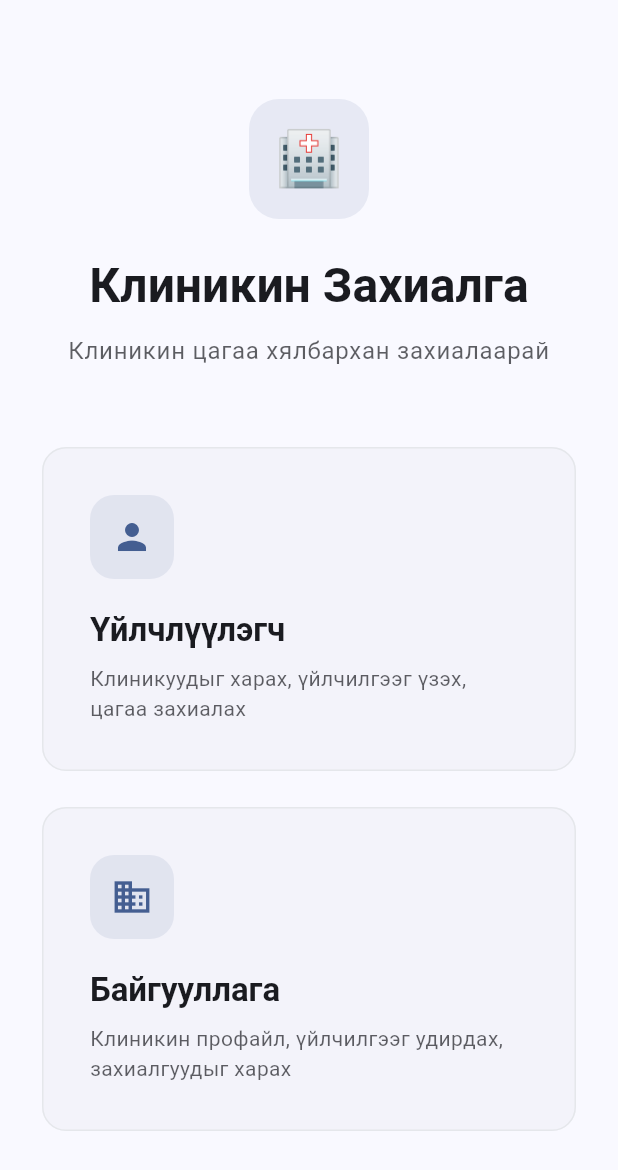
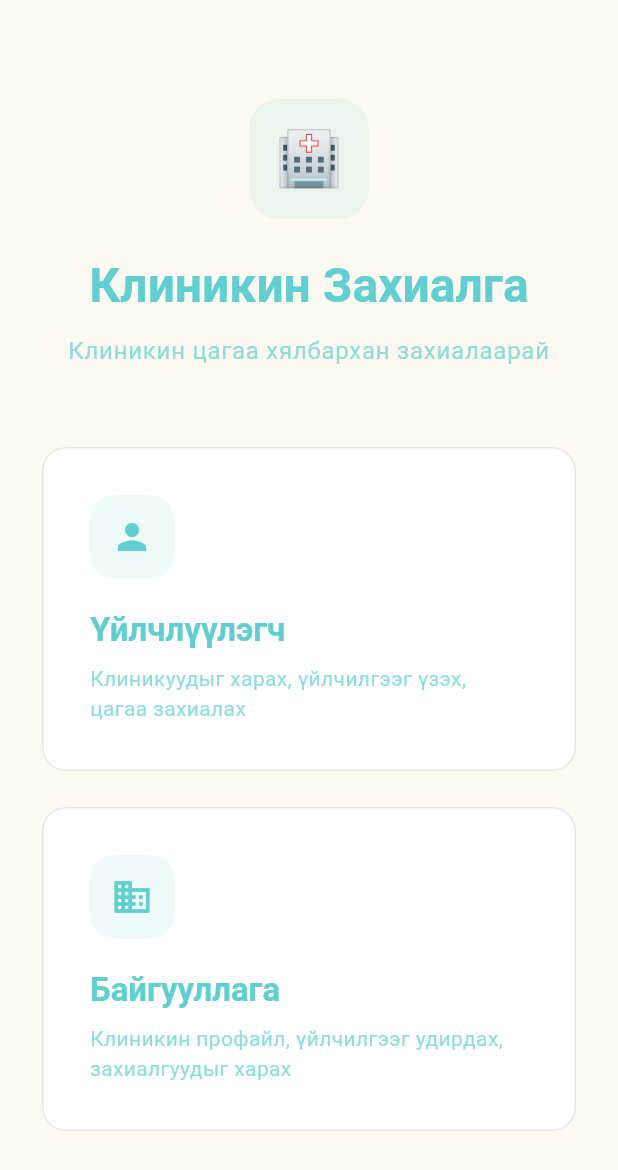
Before and after one commit to dashdondog/Spark, a Flutter app: the screen it shows after launch, on a phone screen of 412 x 824 dp. Shown: the top 1170 px of the screen. Run offline on Flutter 3.47's test engine with Material 3 defaults, Android fonts, the phone set to English and light mode, and no system bars; our stand-ins replace cached_network_image, go_router, image_picker, shared_preferences.

Commit message:
first commit

```diff
--- a/lib/main.dart
+++ b/lib/main.dart
@@ -33,7 +33,7 @@ class ClinicConnectApp extends StatelessWidget {
       debugShowCheckedModeBanner: false,
       theme: AppTheme.lightTheme,
       darkTheme: AppTheme.darkTheme,
-      themeMode: ThemeMode.system,
+      themeMode: ThemeMode.light,
       routerConfig: appRouter,
       localizationsDelegates: [
         AppLocalizations.delegate,
--- a/lib/pages/company_dashboard_page.dart
+++ b/lib/pages/company_dashboard_page.dart
@@ -14,6 +14,10 @@ class CompanyDashboardPage extends StatelessWidget {
       appBar: AppBar(
         title: Text(AppLocalizations.of(context).companyDashboard),
         centerTitle: true,
+        leading: IconButton(
+          icon: const Icon(Icons.arrow_back),
+          onPressed: () => context.go('/'),
+        ),
         actions: [
           IconButton(
             icon: const Icon(Icons.settings),
@@ -419,7 +423,7 @@ class CompanyDashboardPage extends StatelessWidget {
           onSelected: (value) {
             switch (value) {
               case 'edit':
-                context.go('/clinic/${clinic.id}/manage');
+                context.push('/clinic/${clinic.id}/manage');
                 break;
               case 'view':
                 // TODO: Navigate to clinic details
--- a/lib/pages/customer_browse_page.dart
+++ b/lib/pages/customer_browse_page.dart
@@ -29,6 +29,10 @@ class _CustomerBrowsePageState extends State<CustomerBrowsePage> {
       appBar: AppBar(
         title: Text(AppLocalizations.of(context).browseClinics),
         centerTitle: true,
+        leading: IconButton(
+          icon: const Icon(Icons.arrow_back),
+          onPressed: () => context.go('/'),
+        ),
       ),
       body: Consumer<BookingProvider>(
         builder: (context, provider, child) {
@@ -76,7 +80,7 @@ class _CustomerBrowsePageState extends State<CustomerBrowsePage> {
                           return ClinicCard(
                             clinic: clinic,
                             onTap: () {
-                              context.go('/clinic/${clinic.id}');
+                              context.push('/clinic/${clinic.id}');
                             },
                           );
                         },
--- a/lib/theme/app_theme.dart
+++ b/lib/theme/app_theme.dart
@@ -1,28 +1,116 @@
 import 'package:flutter/material.dart';
 
 class AppTheme {
+  // Dental Clinic Color Palette
+  static const Color primary = Color(0xFF61CFCF);      // Teal
+  static const Color mint = Color(0xFFBDDBD1);         // Mint green
+  static const Color lightGray = Color(0xFFE7E9E3);    // Light gray
+  static const Color cream = Color(0xFFFBF9F1);        // Cream/off-white
+  static const Color lightBlueGray = Color(0xFFE8F0F1); // Light blue-gray
+  static const Color lightBlue = Color(0xFFC7E7EC);    // Light blue
+
   static ThemeData get lightTheme {
     return ThemeData(
       useMaterial3: true,
-      colorScheme: ColorScheme.fromSeed(
-        seedColor: const Color(0xFF3B82F6),
+      colorScheme: ColorScheme(
         brightness: Brightness.light,
+        primary: primary,
+        onPrimary: Colors.white,
+        secondary: mint,
+        onSecondary: primary,
+        surface: cream,
+        onSurface: primary,
+        error: const Color(0xFFB00020),
+        onError: Colors.white,
+        primaryContainer: lightBlue,
+        onPrimaryContainer: primary,
+        secondaryContainer: lightBlueGray,
+        onSecondaryContainer: primary,
+        outline: mint,
+        outlineVariant: lightGray,
+        surfaceContainerHighest: lightGray,
+      ),
+      scaffoldBackgroundColor: cream,
+      appBarTheme: const AppBarTheme(
+        backgroundColor: cream,
+        elevation: 0,
+        foregroundColor: primary,
+      ),
+      cardTheme: CardThemeData(
+        elevation: 0,
+        color: Colors.white,
+        shape: RoundedRectangleBorder(
+          borderRadius: BorderRadius.circular(16),
+          side: const BorderSide(color: lightGray),
+        ),
+      ),
+      elevatedButtonTheme: ElevatedButtonThemeData(
+        style: ElevatedButton.styleFrom(
+          elevation: 0,
+          backgroundColor: primary,
+          foregroundColor: Colors.white,
+          shape: RoundedRectangleBorder(
+            borderRadius: BorderRadius.circular(12),
+          ),
+        ),
+      ),
+      inputDecorationTheme: InputDecorationTheme(
+        filled: true,
+        fillColor: Colors.white,
+        border: OutlineInputBorder(
+          borderRadius: BorderRadius.circular(12),
+          borderSide: const BorderSide(color: lightGray),
+        ),
+        enabledBorder: OutlineInputBorder(
+          borderRadius: BorderRadius.circular(12),
+          borderSide: const BorderSide(color: lightGray),
+        ),
+        focusedBorder: OutlineInputBorder(
+          borderRadius: BorderRadius.circular(12),
+          borderSide: const BorderSide(color: primary, width: 2),
+        ),
+      ),
+    );
+  }
+
+  static ThemeData get darkTheme {
+    return ThemeData(
+      useMaterial3: true,
+      colorScheme: ColorScheme(
+        brightness: Brightness.dark,
+        primary: mint,
+        onPrimary: primary,
+        secondary: lightBlue,
+        onSecondary: primary,
+        surface: const Color(0xFF1A2422),
+        onSurface: lightGray,
+        error: const Color(0xFFCF6679),
+        onError: Colors.black,
+        primaryContainer: primary,
+        onPrimaryContainer: mint,
+        secondaryContainer: const Color(0xFF2A3E3C),
+        onSecondaryContainer: lightGray,
+        outline: const Color(0xFF3A5452),
+        outlineVariant: const Color(0xFF2A3E3C),
+        surfaceContainerHighest: const Color(0xFF2A3E3C),
       ),
       appBarTheme: const AppBarTheme(
-        backgroundColor: Colors.transparent,
+        backgroundColor: Color(0xFF1A2422),
         elevation: 0,
-        foregroundColor: Color(0xFF1F2937),
+        foregroundColor: lightGray,
       ),
       cardTheme: CardThemeData(
         elevation: 0,
         shape: RoundedRectangleBorder(
           borderRadius: BorderRadius.circular(16),
-          side: const BorderSide(color: Color(0xFFE5E7EB)),
+          side: const BorderSide(color: Color(0xFF2A3E3C)),
         ),
       ),
       elevatedButtonTheme: ElevatedButtonThemeData(
         style: ElevatedButton.styleFrom(
           elevation: 0,
+          backgroundColor: mint,
+          foregroundColor: primary,
           shape: RoundedRectangleBorder(
             borderRadius: BorderRadius.circular(12),
           ),
@@ -31,59 +119,15 @@ class AppTheme {
       inputDecorationTheme: InputDecorationTheme(
         border: OutlineInputBorder(
           borderRadius: BorderRadius.circular(12),
-          borderSide: const BorderSide(color: Color(0xFFE5E7EB)),
+          borderSide: const BorderSide(color: Color(0xFF3A5452)),
         ),
         enabledBorder: OutlineInputBorder(
           borderRadius: BorderRadius.circular(12),
-          borderSide: const BorderSide(color: Color(0xFFE5E7EB)),
+          borderSide: const BorderSide(color: Color(0xFF3A5452)),
         ),
         focusedBorder: OutlineInputBorder(
           borderRadius: BorderRadius.circular(12),
-          borderSide: const BorderSide(color: Color(0xFF3B82F6)),
-        ),
-      ),
-    );
-  }
-
-  static ThemeData get darkTheme {
-    return ThemeData(
-      useMaterial3: true,
-      colorScheme: ColorScheme.fromSeed(
-        seedColor: const Color(0xFF3B82F6),
-        brightness: Brightness.dark,
-      ),
-      appBarTheme: const AppBarTheme(
-        backgroundColor: Colors.transparent,
-        elevation: 0,
-        foregroundColor: Color(0xFFF9FAFB),
-      ),
-      cardTheme: CardThemeData(
-        elevation: 0,
-        shape: RoundedRectangleBorder(
-          borderRadius: BorderRadius.circular(16),
-          side: const BorderSide(color: Color(0xFF374151)),
-        ),
-      ),
-      elevatedButtonTheme: ElevatedButtonThemeData(
-        style: ElevatedButton.styleFrom(
-          elevation: 0,
-          shape: RoundedRectangleBorder(
-            borderRadius: BorderRadius.circular(12),
-          ),
-        ),
-      ),
-      inputDecorationTheme: InputDecorationTheme(
-        border: OutlineInputBorder(
-          borderRadius: BorderRadius.circular(12),
-          borderSide: const BorderSide(color: Color(0xFF374151)),
-        ),
-        enabledBorder: OutlineInputBorder(
-          borderRadius: BorderRadius.circular(12),
-          borderSide: const BorderSide(color: Color(0xFF374151)),
-        ),
-        focusedBorder: OutlineInputBorder(
-          borderRadius: BorderRadius.circular(12),
-          borderSide: const BorderSide(color: Color(0xFF3B82F6)),
+          borderSide: const BorderSide(color: mint, width: 2),
         ),
       ),
     );
```
Also changed, not shown: lib/pages/booking_page.dart (+11 -1 lines), lib/pages/clinic_management_page.dart (+11 -0 lines), lib/pages/clinic_profile_page.dart (+12 -1 lines), pubspec.lock, 12 other files.
